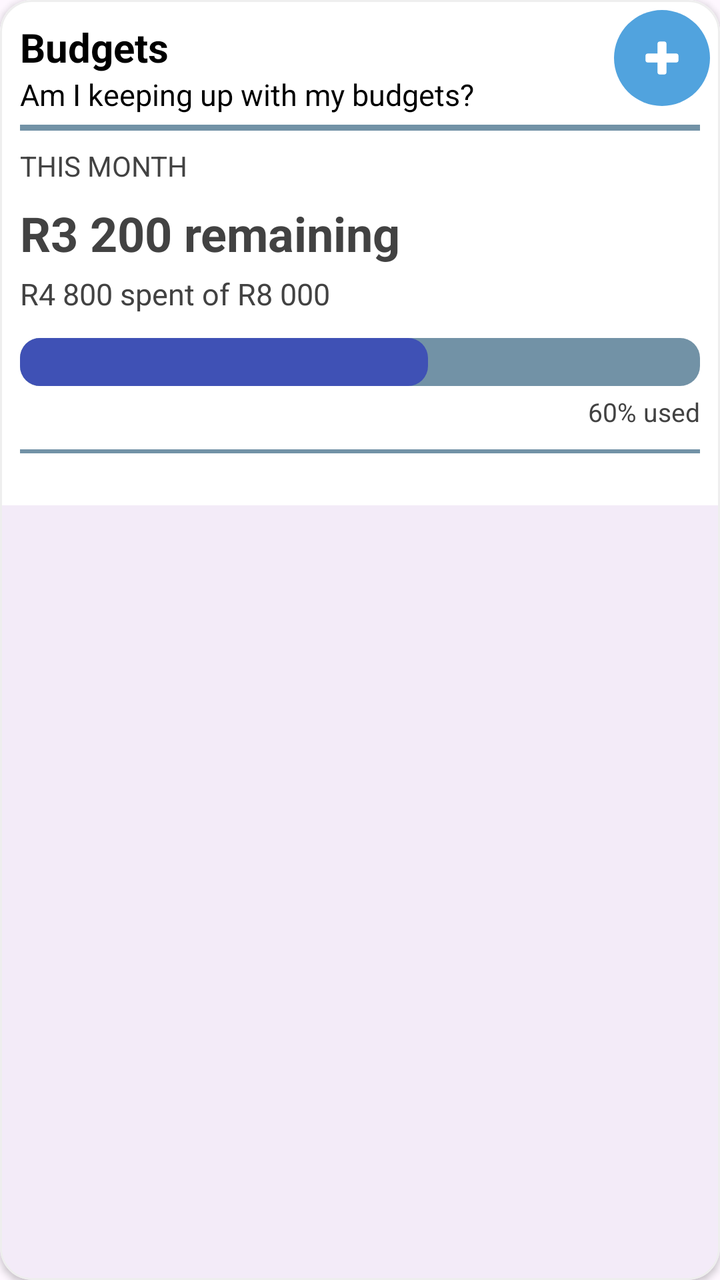
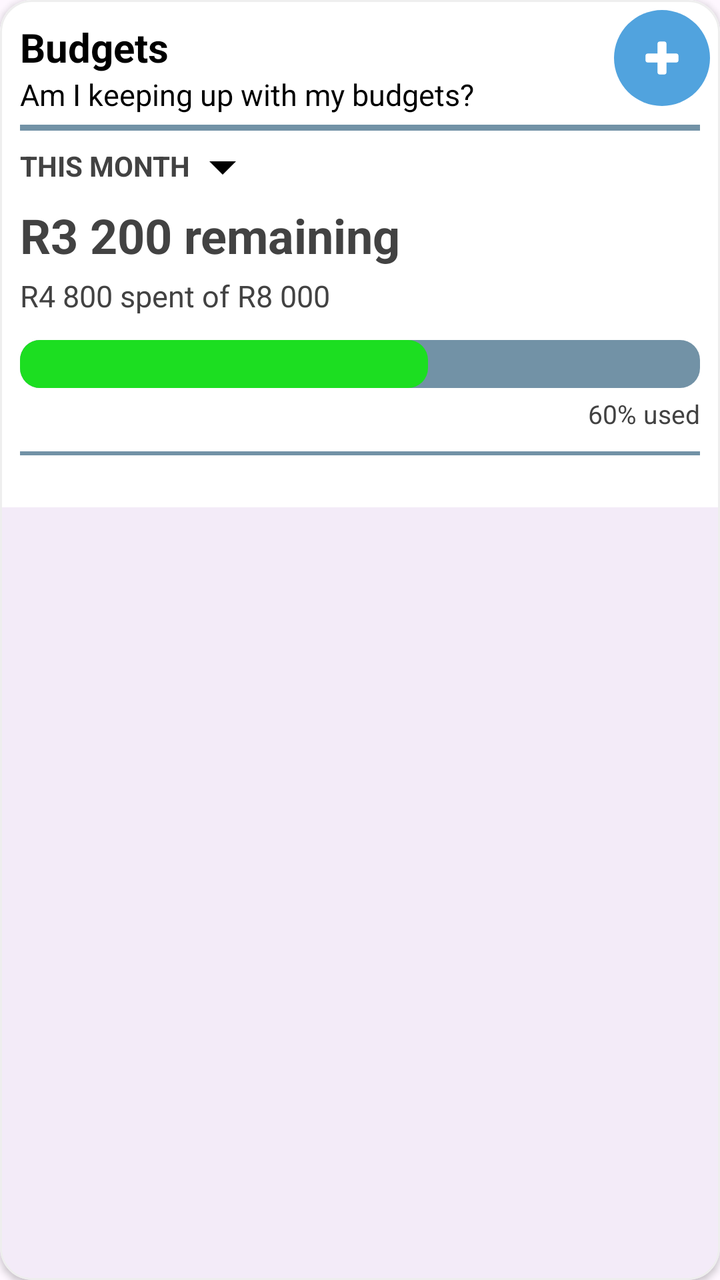

Before-and-after screenshots of an Android layout around one commit, followed by the original layout XML and the change that was made.
<!-- AndroidManifest.xml: application theme Theme.BudgieApp -->
<!-- res/layout/widget_budgets.xml -->
<?xml version="1.0" encoding="utf-8"?>
<com.google.android.material.card.MaterialCardView xmlns:android="http://schemas.android.com/apk/res/android"
    xmlns:app="http://schemas.android.com/apk/res-auto"
    xmlns:tools="http://schemas.android.com/tools"
    android:id="@+id/main"
    android:layout_width="match_parent"
    android:layout_height="wrap_content"
    android:layout_margin="8dp"
    app:cardCornerRadius="16dp"
    app:cardElevation="2dp"
    app:strokeColor="#EEEEEE"
    app:strokeWidth="1dp"
    tools:context=".widgets.BudgetsWidget">

    <LinearLayout
        android:layout_width="match_parent"
        android:layout_height="wrap_content"
        android:background="@color/white"
        android:orientation="vertical"
        android:padding="10dp">

        <TextView
            android:id="@+id/txtBudgetHeading"
            android:layout_width="wrap_content"
            android:layout_height="wrap_content"
            android:text="Budgets"
            android:textSize="20sp"
            android:textStyle="bold" />

        <TextView
            android:id="@+id/txtTip"
            android:layout_width="wrap_content"
            android:layout_height="wrap_content"
            android:text="Am I keeping up with my budgets?"
            android:textSize="15sp" />

        <View
            android:id="@+id/breaker"
            android:layout_width="match_parent"
            android:layout_height="3dp"
            android:layout_marginTop="5dp"
            android:background="@color/input_blue" />

        <TextView
            android:id="@+id/txtTimePeriod"
            android:layout_width="wrap_content"
            android:layout_height="wrap_content"
            android:layout_marginTop="8dp"
            android:text="THIS MONTH"
            android:textColor="@color/soft_black"
            android:textSize="14sp" />


        
        <TextView
            android:id="@+id/txtBudgetRemaining"
            android:layout_width="match_parent"
            android:layout_height="wrap_content"
            android:layout_marginTop="8dp"
            android:textColor="@color/soft_black"
            android:textSize="24sp"
            android:textStyle="bold"
            android:text="R3 200 remaining"/>

        <TextView
            android:id="@+id/txtBudgetSpent"
            android:layout_width="match_parent"
            android:layout_height="wrap_content"
            android:layout_marginTop="4dp"
            android:textColor="@color/soft_black"
            android:textSize="15sp"
            android:text="R4 800 spent of R8 000" />

        <ProgressBar
            android:id="@+id/progressMonthlyBudget"
            style="?android:progressBarStyleHorizontal"
            android:layout_width="match_parent"
            android:layout_height="24dp"
            android:layout_marginTop="12dp"
            android:indeterminate="false"
            android:max="100"
            android:progressDrawable="@drawable/custom_progressbar"
            android:progressTint="#3F51B5"
            android:progress="60"/>

        <TextView
            android:id="@+id/txtBudgetPercentage"
            android:layout_width="match_parent"
            android:layout_height="wrap_content"
            android:layout_marginTop="4dp"
            android:gravity="end"
            android:textColor="@color/soft_black"
            android:textSize="13sp"
            android:text="60% used" />

        <View
            android:id="@+id/breaker2"
            android:layout_width="match_parent"
            android:layout_height="2dp"
            android:layout_marginTop="10dp"
            android:background="@color/input_blue"/>

        
        <LinearLayout
            android:id="@+id/budgetListContainer"
            android:layout_width="match_parent"
            android:layout_height="wrap_content"
            android:layout_marginTop="16dp"
            android:orientation="vertical">


        </LinearLayout>


    </LinearLayout>

    <com.google.android.material.button.MaterialButton
        android:id="@+id/btnAddNewBudget"
        android:layout_width="48dp"
        android:layout_height="48dp"
        android:layout_gravity="end"
        android:layout_margin="5dp"
        android:minWidth="0dp"
        android:minHeight="0dp"
        android:padding="0dp"
        android:insetLeft="0dp"
        android:insetRight="0dp"
        android:insetTop="0dp"
        android:insetBottom="0dp"
        android:contentDescription="Create new budget"
        app:backgroundTint="@color/background_header"
        app:cornerRadius="24dp"
        app:icon="@drawable/baseline_add_24"
        app:iconGravity="textStart"
        app:iconPadding="0dp"
        app:iconSize="24dp"
        app:iconTint="@color/white" />

</com.google.android.material.card.MaterialCardView>
<!-- resources referenced by this layout -->
<resources>
  <color name="background_header">#51A3DE</color>
  <color name="input_blue">#7292A6</color>
  <color name="soft_black">#424242</color>
  <color name="white">#FFFFFFFF</color>
  <!-- drawable baseline_add_24 (drawable) -->
  <vector xmlns:android="http://schemas.android.com/apk/res/android"
      android:width="32dp"
      android:height="32dp"
      android:tint="#FFFFFF"
      android:viewportWidth="24"
      android:viewportHeight="24">
  
      <path
          android:fillColor="@android:color/white"
          android:pathData="M19,13h-6v6h-2v-6H5v-2h6V5h2v6h6v2z"
          android:strokeColor="@android:color/white"
          android:strokeWidth="2.5"
          android:strokeLineCap="round"
          android:strokeLineJoin="round" />
  
  </vector>
  <!-- drawable custom_progressbar (drawable) -->
  <?xml version="1.0" encoding="utf-8"?>
  <layer-list xmlns:android="http://schemas.android.com/apk/res/android">
      
      <item android:id="@android:id/background">
  
          <shape android:shape="rectangle">
  
              <solid android:color="@color/input_blue" />
              <corners android:radius="10dp" />
  
          </shape>
  
      </item>
  
  
      
      <item android:id="@android:id/progress">
  
  
          <scale android:scaleWidth = "100%">
  
              <shape android:shape="rectangle">
  
                  <solid android:color="@color/budget_blue" />
                  <corners android:radius="10dp" />
  
              </shape>
  
          </scale>
  
      </item>
  
  </layer-list>
  <style name="Theme.BudgieApp" parent="Base.Theme.BudgieApp" />
  <color name="budget_blue">#2F4F5F</color>
  <style name="Base.Theme.BudgieApp" parent="Theme.Material3.DayNight.NoActionBar">
          
          
          <item name="android:textColor">#000000</item>
      </style>
</resources>

<!-- the commit's change to res/layout/widget_budgets.xml (unified diff, before → after) -->
@@ -44,11 +44,13 @@
         <TextView
             android:id="@+id/txtTimePeriod"
             android:layout_width="wrap_content"
-            android:layout_height="wrap_content"
+            android:layout_height="20dp"
             android:layout_marginTop="8dp"
             android:text="THIS MONTH"
+            android:textStyle="bold"
             android:textColor="@color/soft_black"
-            android:textSize="14sp" />
+            android:textSize="14sp"
+            app:drawableEndCompat="@drawable/baseline_arrow_drop_down_24"/>
 
 
         
@@ -80,7 +82,7 @@
             android:indeterminate="false"
             android:max="100"
             android:progressDrawable="@drawable/custom_progressbar"
-            android:progressTint="#3F51B5"
+            android:progressTint="#1CDE21"
             android:progress="60"/>
 
         <TextView
<!-- resource entries referenced after the edit -->
@@ -19,6 +19,19 @@
           android:strokeWidth="2.5"
           android:strokeLineCap="round"
           android:strokeLineJoin="round" />
+  
+  </vector>
+  <!-- drawable baseline_arrow_drop_down_24 (drawable) -->
+  <vector xmlns:android="http://schemas.android.com/apk/res/android"
+      android:width="32dp"
+      android:height="32dp"
+      android:tint="@color/black"
+      android:viewportWidth="24"
+      android:viewportHeight="24">
+  
+      <path
+          android:fillColor="@android:color/white"
+          android:pathData="M7,10l5,5 5,-5z" />
   
   </vector>
   <!-- drawable custom_progressbar (drawable) -->
@@ -56,6 +69,7 @@
   
   </layer-list>
   <style name="Theme.BudgieApp" parent="Base.Theme.BudgieApp" />
+  <color name="black">#FF000000</color>
   <color name="budget_blue">#2F4F5F</color>
   <style name="Base.Theme.BudgieApp" parent="Theme.Material3.DayNight.NoActionBar">
           
